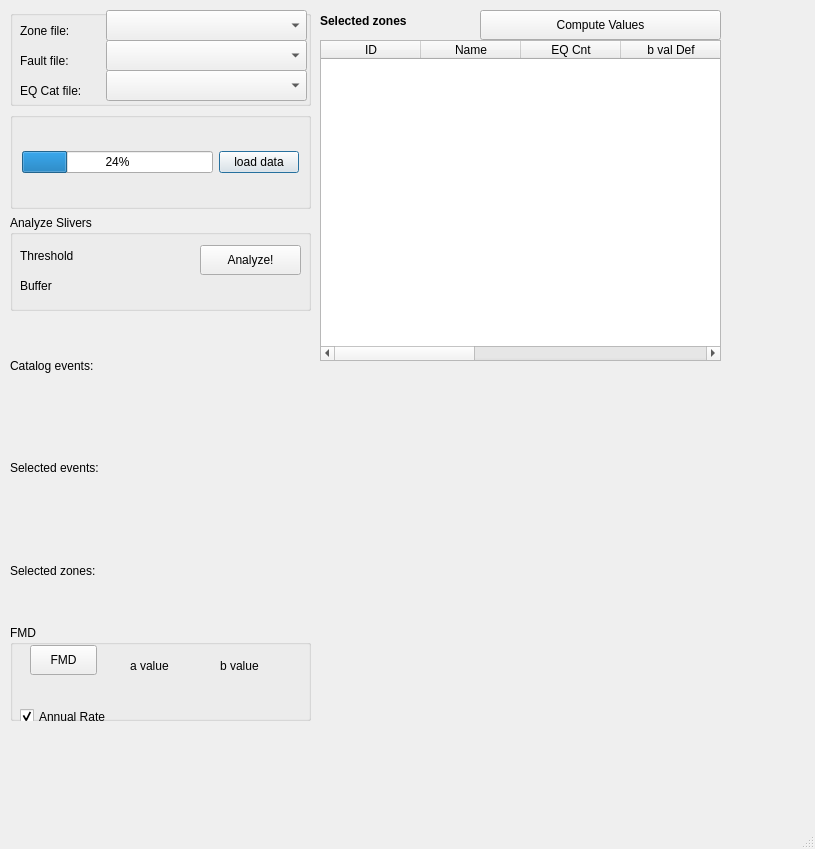
This is mt_seismicsource/ui_seismicsource.ui in feuchner/seismicsource-toolkit as Qt 5 draws it before an edit. The edited form follows.
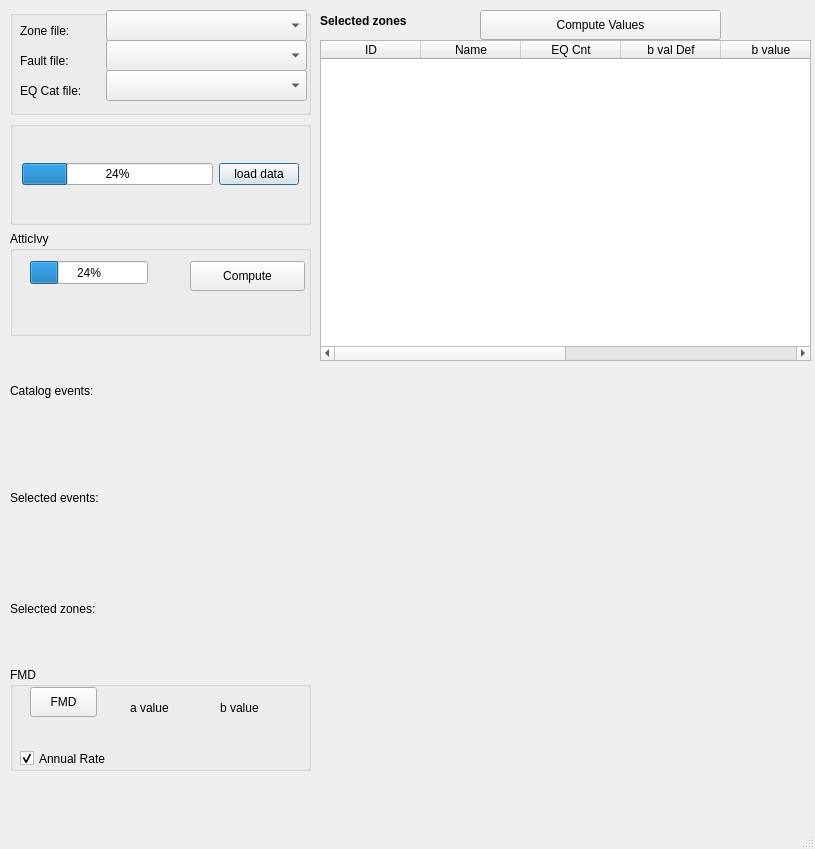
This is the edited form. Custom widgets are drawn as their Qt base class.

Commit message: made silver analysis a separate main window

Diff of the .ui file:
```diff
--- a/mt_seismicsource/ui_seismicsource.ui
+++ b/mt_seismicsource/ui_seismicsource.ui
@@ -25,7 +25,7 @@
      <x>0</x>
      <y>10</y>
      <width>311</width>
-     <height>711</height>
+     <height>761</height>
     </rect>
    </property>
    <widget class="QWidget" name="verticalLayoutWidget_3">
@@ -34,7 +34,7 @@
       <x>10</x>
       <y>0</y>
       <width>301</width>
-      <height>711</height>
+      <height>761</height>
      </rect>
     </property>
     <layout class="QVBoxLayout" name="layoutControl">
@@ -137,65 +137,32 @@
      <item>
       <widget class="QGroupBox" name="groupBoxAnalyzeSlivers">
        <property name="title">
-        <string>Analyze Slivers</string>
+        <string>AtticIvy</string>
        </property>
        <widget class="QPushButton" name="btnAnalyzeSlivers">
         <property name="geometry">
          <rect>
-          <x>190</x>
+          <x>180</x>
           <y>30</y>
-          <width>101</width>
+          <width>115</width>
           <height>30</height>
          </rect>
         </property>
         <property name="text">
-         <string>Analyze!</string>
+         <string>Compute</string>
         </property>
        </widget>
-       <widget class="KDoubleNumInput" name="inputAnalyzeSlivers">
+       <widget class="QProgressBar" name="progressBarAtticIvy">
         <property name="geometry">
          <rect>
-          <x>90</x>
+          <x>20</x>
           <y>30</y>
-          <width>90</width>
-          <height>33</height>
+          <width>118</width>
+          <height>23</height>
          </rect>
         </property>
-       </widget>
-       <widget class="QLabel" name="labelSliverThreshold">
-        <property name="geometry">
-         <rect>
-          <x>10</x>
-          <y>30</y>
-          <width>71</width>
-          <height>21</height>
-         </rect>
-        </property>
-        <property name="text">
-         <string>Threshold</string>
-        </property>
-       </widget>
-       <widget class="KDoubleNumInput" name="inputAnalyzeBuffer">
-        <property name="geometry">
-         <rect>
-          <x>90</x>
-          <y>60</y>
-          <width>90</width>
-          <height>33</height>
-         </rect>
-        </property>
-       </widget>
-       <widget class="QLabel" name="labelSliverBuffer">
-        <property name="geometry">
-         <rect>
-          <x>10</x>
-          <y>60</y>
-          <width>66</width>
-          <height>21</height>
-         </rect>
-        </property>
-        <property name="text">
-         <string>Buffer</string>
+        <property name="value">
+         <number>24</number>
         </property>
        </widget>
       </widget>
@@ -320,8 +287,8 @@
     <rect>
      <x>320</x>
      <y>370</y>
-     <width>401</width>
-     <height>350</height>
+     <width>450</width>
+     <height>401</height>
     </rect>
    </property>
    <property name="minimumSize">
@@ -341,8 +308,8 @@
      <rect>
       <x>0</x>
       <y>0</y>
-      <width>401</width>
-      <height>351</height>
+      <width>451</width>
+      <height>401</height>
      </rect>
     </property>
     <layout class="QVBoxLayout" name="layoutPlotFMD"/>
@@ -353,7 +320,7 @@
     <rect>
      <x>320</x>
      <y>10</y>
-     <width>401</width>
+     <width>491</width>
      <height>351</height>
     </rect>
    </property>
@@ -362,7 +329,7 @@
      <rect>
       <x>0</x>
       <y>30</y>
-      <width>401</width>
+      <width>491</width>
       <height>321</height>
      </rect>
     </property>
```
Left out of the diff: 4 changed lines with no effect on the pictures. The commit also changes 7 other files.
